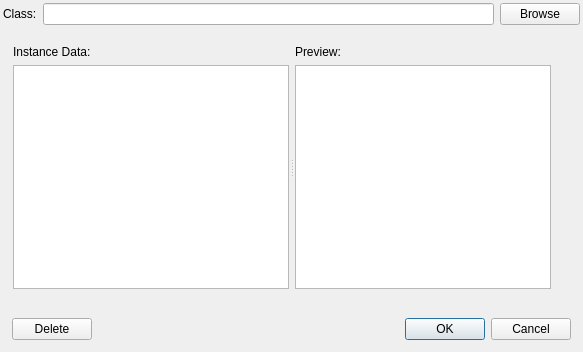
First picture: the form in EditExternalNPC.ui, repository lukegrahamSydney/TilesEditor, before the edit.
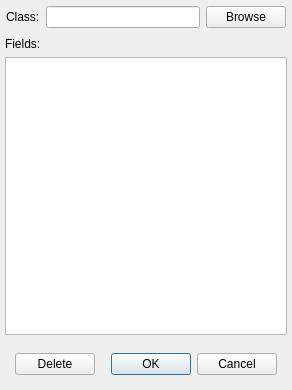
Second picture: the form after the edit. Icons and pictures are not drawn. Custom widgets are drawn as their Qt base class.

The edit to the form file:
```diff
--- a/EditExternalNPC.ui
+++ b/EditExternalNPC.ui
@@ -6,8 +6,8 @@
    <rect>
     <x>0</x>
     <y>0</y>
-    <width>583</width>
-    <height>352</height>
+    <width>292</width>
+    <height>390</height>
    </rect>
   </property>
   <property name="windowTitle">
@@ -15,16 +15,16 @@
   </property>
   <layout class="QVBoxLayout" name="verticalLayout">
    <property name="leftMargin">
-    <number>1</number>
+    <number>4</number>
    </property>
    <property name="topMargin">
-    <number>1</number>
+    <number>4</number>
    </property>
    <property name="rightMargin">
-    <number>1</number>
+    <number>4</number>
    </property>
    <property name="bottomMargin">
-    <number>1</number>
+    <number>4</number>
    </property>
    <item>
     <widget class="QWidget" name="widget" native="true">
@@ -92,13 +92,6 @@
     </widget>
    </item>
    <item>
-    <widget class="QWidget" name="widget_2" native="true">
-     <layout class="QHBoxLayout" name="horizontalLayout_2">
-      <item>
-       <widget class="QSplitter" name="splitter">
-        <property name="orientation">
-         <enum>Qt::Horizontal</enum>
-        </property>
         <widget class="QWidget" name="widget_4" native="true">
          <layout class="QVBoxLayout" name="verticalLayout_3">
           <property name="leftMargin">
@@ -122,68 +115,12 @@
              </sizepolicy>
             </property>
             <property name="text">
-             <string>Instance Data:</string>
+         <string>Fields:</string>
             </property>
            </widget>
           </item>
           <item>
-           <widget class="QPlainTextEdit" name="instanceDataEdit">
-            <property name="sizePolicy">
-             <sizepolicy hsizetype="Preferred" vsizetype="Preferred">
-              <horstretch>0</horstretch>
-              <verstretch>0</verstretch>
-             </sizepolicy>
-            </property>
-           </widget>
-          </item>
-         </layout>
-        </widget>
-        <widget class="QWidget" name="widget_5" native="true">
-         <property name="sizePolicy">
-          <sizepolicy hsizetype="Fixed" vsizetype="Preferred">
-           <horstretch>0</horstretch>
-           <verstretch>0</verstretch>
-          </sizepolicy>
-         </property>
-         <layout class="QVBoxLayout" name="verticalLayout_4">
-          <property name="leftMargin">
-           <number>1</number>
-          </property>
-          <property name="topMargin">
-           <number>1</number>
-          </property>
-          <property name="rightMargin">
-           <number>1</number>
-          </property>
-          <property name="bottomMargin">
-           <number>1</number>
-          </property>
-          <item>
-           <widget class="QLabel" name="label_3">
-            <property name="sizePolicy">
-             <sizepolicy hsizetype="Preferred" vsizetype="Fixed">
-              <horstretch>0</horstretch>
-              <verstretch>0</verstretch>
-             </sizepolicy>
-            </property>
-            <property name="text">
-             <string>Preview:</string>
-            </property>
-           </widget>
-          </item>
-          <item>
-           <widget class="TilesEditor::GraphicsView" name="graphicsView">
-            <property name="sizePolicy">
-             <sizepolicy hsizetype="Fixed" vsizetype="Preferred">
-              <horstretch>0</horstretch>
-              <verstretch>0</verstretch>
-             </sizepolicy>
-            </property>
-           </widget>
-          </item>
-         </layout>
-        </widget>
-       </widget>
+       <widget class="QTableView" name="tableView"/>
       </item>
      </layout>
     </widget>
@@ -252,13 +189,6 @@
   </layout>
  </widget>
  <layoutdefault spacing="6" margin="11"/>
- <customwidgets>
-  <customwidget>
-   <class>TilesEditor::GraphicsView</class>
-   <extends>QGraphicsView</extends>
-   <header location="global">GraphicsView.h</header>
-  </customwidget>
- </customwidgets>
  <resources>
   <include location="MainWindow.qrc"/>
  </resources>
```
Lines whose indentation alone changed are shown as unchanged.
